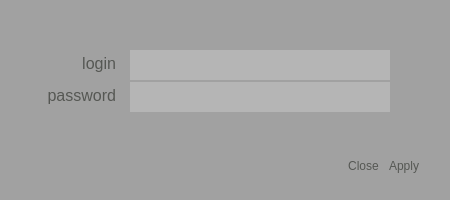
Before: the Qt Designer form Graphic/signindialog.ui in SaxMan96/ElkaDating, drawn with Qt 5.
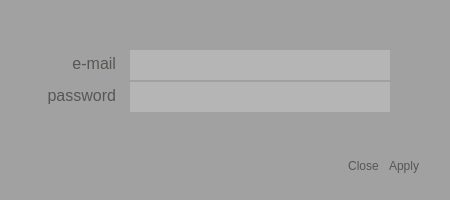
After: the same form once the commit is applied.

```diff
--- a/Graphic/signindialog.ui
+++ b/Graphic/signindialog.ui
@@ -88,7 +88,7 @@
 &lt;html&gt;&lt;head&gt;&lt;meta name=&quot;qrichtext&quot; content=&quot;1&quot; /&gt;&lt;style type=&quot;text/css&quot;&gt;
 p, li { white-space: pre-wrap; }
 &lt;/style&gt;&lt;/head&gt;&lt;body style=&quot; font-family:'Sans Serif'; font-size:13pt; font-weight:400; font-style:normal;&quot;&gt;
-&lt;p align=&quot;right&quot; style=&quot; margin-top:0px; margin-bottom:0px; margin-left:0px; margin-right:0px; -qt-block-indent:0; text-indent:0px;&quot;&gt;&lt;span style=&quot; font-family:'Ubuntu'; font-size:12pt;&quot;&gt;login&lt;/span&gt;&lt;/p&gt;&lt;/body&gt;&lt;/html&gt;</string>
+&lt;p align=&quot;right&quot; style=&quot; margin-top:0px; margin-bottom:0px; margin-left:0px; margin-right:0px; -qt-block-indent:0; text-indent:0px;&quot;&gt;&lt;span style=&quot; font-family:'Ubuntu'; font-size:12pt;&quot;&gt;e-mail&lt;/span&gt;&lt;/p&gt;&lt;/body&gt;&lt;/html&gt;</string>
    </property>
   </widget>
   <widget class="QTextBrowser" name="textBrowser_2">
```
